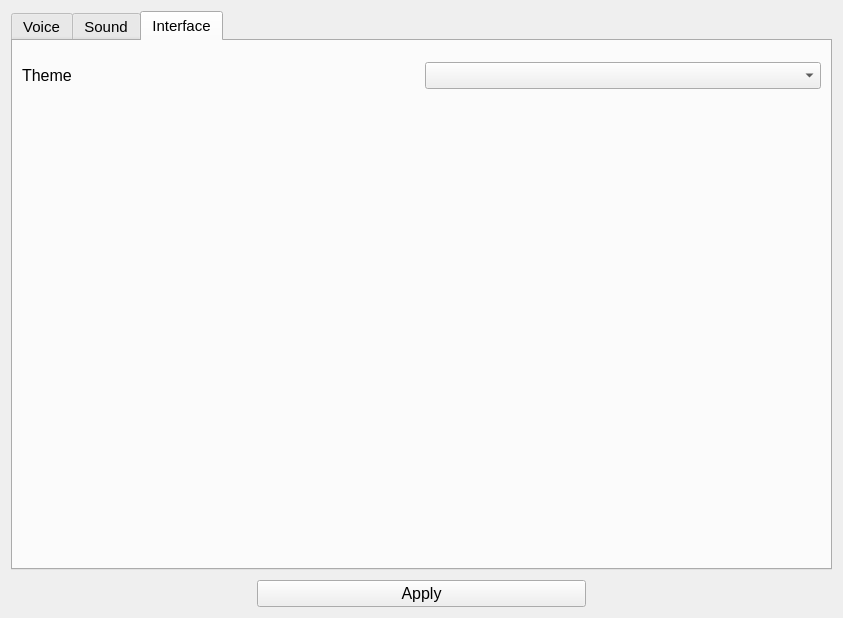
Qt form src/View/SettingsWindow/settingswindow.ui (Flone-dnb/Silent) before a commit.
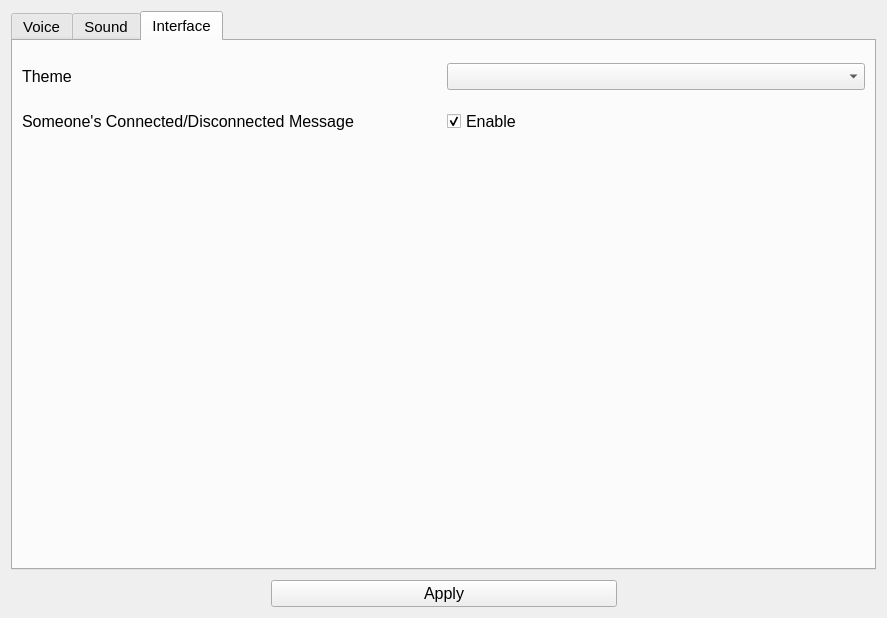
The same form after that commit. The open tabs and pages were chosen to show the change. Custom widgets are drawn as their Qt base class.

Commit message: Added option 'Show Connect/Disconnect Message'.

```diff
--- a/src/View/SettingsWindow/settingswindow.ui
+++ b/src/View/SettingsWindow/settingswindow.ui
@@ -6,7 +6,7 @@
    <rect>
     <x>0</x>
     <y>0</y>
-    <width>843</width>
+    <width>887</width>
     <height>618</height>
    </rect>
   </property>
@@ -697,7 +697,7 @@
        <attribute name="title">
         <string>Interface</string>
        </attribute>
-       <layout class="QVBoxLayout" name="verticalLayout_4" stretch="10,90">
+       <layout class="QVBoxLayout" name="verticalLayout_4" stretch="10,10,80">
         <item>
          <layout class="QHBoxLayout" name="horizontalLayout_7" stretch="50,50">
           <item>
@@ -737,6 +737,39 @@
           </item>
          </layout>
         </item>
+        <item>
+         <layout class="QHBoxLayout" name="horizontalLayout_21">
+          <item>
+           <widget class="QLabel" name="label_14">
+            <property name="font">
+             <font>
+              <family>Segoe UI</family>
+              <pointsize>12</pointsize>
+             </font>
+            </property>
+            <property name="text">
+             <string>Someone's Connected/Disconnected Message</string>
+            </property>
+           </widget>
+          </item>
+          <item>
+           <widget class="QCheckBox" name="checkBox_connectDisconnectMessage">
+            <property name="font">
+             <font>
+              <family>Segoe UI</family>
+              <pointsize>12</pointsize>
+             </font>
+            </property>
+            <property name="text">
+             <string>Enable</string>
+            </property>
+            <property name="checked">
+             <bool>true</bool>
+            </property>
+           </widget>
+          </item>
+         </layout>
+        </item>
         <item>
          <spacer name="verticalSpacer">
           <property name="orientation">
```
Left out of the diff: 2 changed lines with no effect on the pictures. The commit also changes 4 other files.
